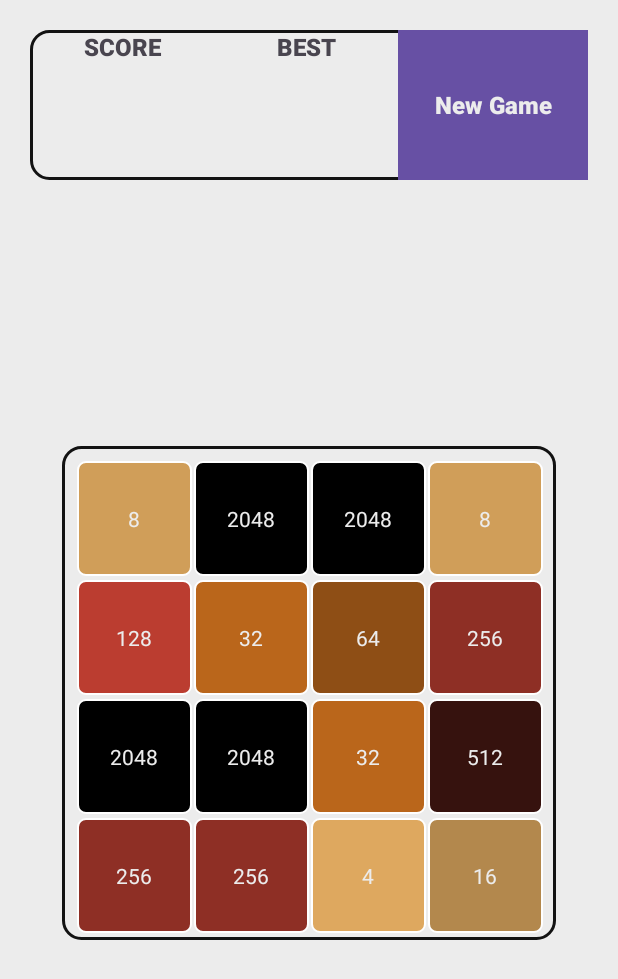
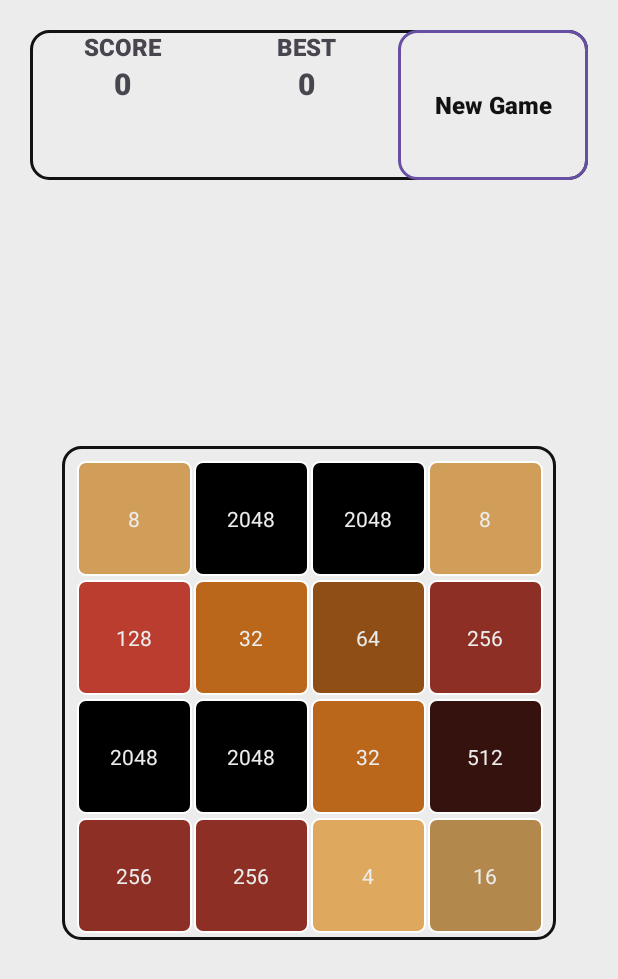
Before and after one commit to J4F3ET/JOB.PPC, an Android app: the screen it shows after launch (MainActivity), on a phone screen of 412 x 824 dp. Shown: the top 979 px of the screen. Run offline under Robolectric (Android 15) with nearby library versions, the phone set to English and light mode, and no system bars.

Commit message:
feat: :construction: Mapping is corrected

```diff
--- a/app/src/main/java/com/example/jobcpp/View/Components/BoardView.kt
+++ b/app/src/main/java/com/example/jobcpp/View/Components/BoardView.kt
@@ -13,7 +13,7 @@ import com.example.jobcpp.Utils.MovementDirection
 import com.example.jobcpp.View.Components.Utils.TextViewAdapter
 
 
-@SuppressLint("ClickableViewAccessibility")
+
 class BoardView(
     context: Context,
     columns: Byte,
@@ -21,55 +21,53 @@ class BoardView(
 ) {
     val grid:GridView;
     private val gap:Int = 4;
+    private var lastX:Float = 0f;
+    private var lastY:Float = 0f;
 
     init {
-        val dimension = context.resources.displayMetrics.widthPixels.times(.8).toInt()
-        val padding = 15
-        var lastX = 0f
-        var lastY = 0f
-        var deltaX = 0f
-        var deltaY = 0f
-        val adapterList = TextViewAdapter(context,content)
+        val dimension = context.resources.displayMetrics.widthPixels.times(.8).toInt();
+        val padding = 15;
+        val adapterList = TextViewAdapter(context,content);
         this.grid = GridView(context,).apply {
             numColumns = columns.toInt();
-            layoutParams = ViewGroup.LayoutParams(dimension, dimension)
+            layoutParams = ViewGroup.LayoutParams(dimension, dimension);
             horizontalSpacing = gap;
             verticalSpacing = gap;
-            setPadding(padding,padding,padding,padding);
             clipToPadding = false
             adapter = adapterList;
             background = ContextCompat.getDrawable(context, com.example.jobcpp.R.drawable.border);
-            columnWidth = GridView.AUTO_FIT
-            setOnTouchListener { v, event ->
-                when (event.action) {
+            columnWidth = GridView.AUTO_FIT;
+            setPadding(padding,padding,padding,padding);
+            setOnTouchListener { _, event -> eventGrid(event) };
+        }
+    }
+    private fun eventGrid(event: MotionEvent):Boolean{
+        return when (event.action) {
             MotionEvent.ACTION_DOWN -> {
-                        // Guardar las coordenadas iniciales cuando el toque comienza
-                        lastX = event.x
-                        lastY = event.y
-                        true
+                this.lastX = event.x;
+                this.lastY = event.y;
+                true;
             }
             MotionEvent.ACTION_UP, MotionEvent.ACTION_CANCEL -> {
-                        // Resetear las coordenadas al finalizar el toque
-                        val movementDirection:MovementDirection = resolveOrientationEvent(
-                            event.x - lastX,
-                            event.y - lastY
+                val movementDirection:MovementDirection? = resolveOrientationEvent(
+                    event.x - this.lastX,
+                    event.y - this.lastY
                 )
-                        lastX = 0f
-                        lastY = 0f
-                        true
+                println(movementDirection)
+                this.lastY = 0f;
+                this.lastX = 0f;
+                true;
             }
             else -> false
         }
     }
-        }
-    }
-    fun resolveOrientationEvent(deltaX: Float, deltaY: Float): MovementDirection {
+    private fun resolveOrientationEvent(deltaX: Float, deltaY: Float): MovementDirection? {
         return when {
             deltaX > 0 && Math.abs(deltaX) > Math.abs(deltaY) -> MovementDirection.RIGHT
             deltaX < 0 && Math.abs(deltaX) > Math.abs(deltaY) -> MovementDirection.LEFT
             deltaY > 0 && Math.abs(deltaY) > Math.abs(deltaX) -> MovementDirection.DOWN
             deltaY < 0 && Math.abs(deltaY) > Math.abs(deltaX) -> MovementDirection.UP
-            else -> throw IllegalArgumentException("No movement detected")
+            else -> null
         }
     }
 
--- a/app/src/main/res/layout/activity_main.xml
+++ b/app/src/main/res/layout/activity_main.xml
@@ -53,7 +53,7 @@
                     android:layout_height="0dp"
                     android:layout_weight="2"
                     android:fontFamily="sans-serif-black"
-                    android:text="@string/text_empty"
+                    android:text="@string/text_init_score"
                     android:textAlignment="center"
                     android:textSize="@dimen/text_size_large"
                     android:textAllCaps="true"
@@ -83,7 +83,7 @@
                     android:layout_height="0dp"
                     android:layout_weight="2"
                     android:fontFamily="sans-serif-black"
-                    android:text="@string/text_empty"
+                    android:text="@string/text_init_score"
                     android:textSize="@dimen/text_size_large"
                     android:textAlignment="center"
                     android:textAllCaps="true"
@@ -94,11 +94,11 @@
                 android:id="@+id/btn_newGame"
                 android:layout_width="wrap_content"
                 android:layout_height="match_parent"
-                android:background="@color/blue_400"
+                android:background="@drawable/border"
                 android:fontFamily="sans-serif-black"
                 android:text="@string/text_newGame"
                 android:textAlignment="center"
-                android:textColor="@color/white"
+                android:textColor="@color/black"
                 android:textSize="@dimen/text_size_medium"
                 android:typeface="normal" />
         </LinearLayout>
--- a/app/src/main/res/values/strings.xml
+++ b/app/src/main/res/values/strings.xml
@@ -4,4 +4,5 @@
     <string name="text_score">Score</string>
     <string name="text_newGame">New Game</string>
     <string name="text_empty"> </string>
+    <string name="text_init_score">0</string>
 </resources>
```
Lines whose indentation alone changed are shown as unchanged.
